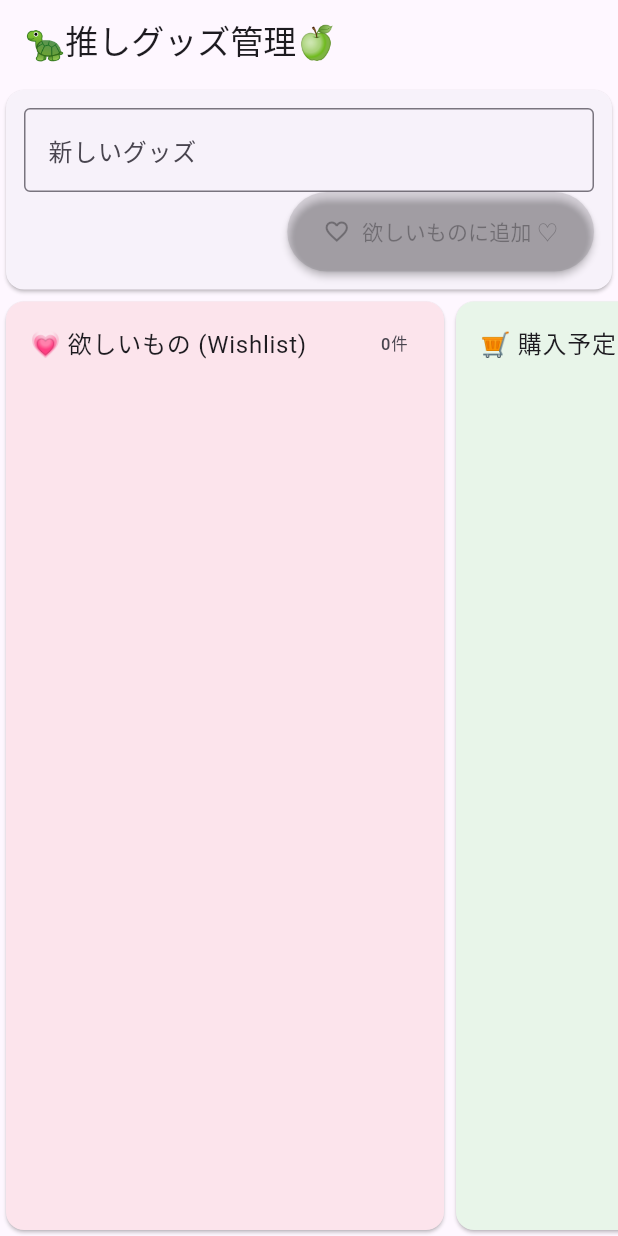
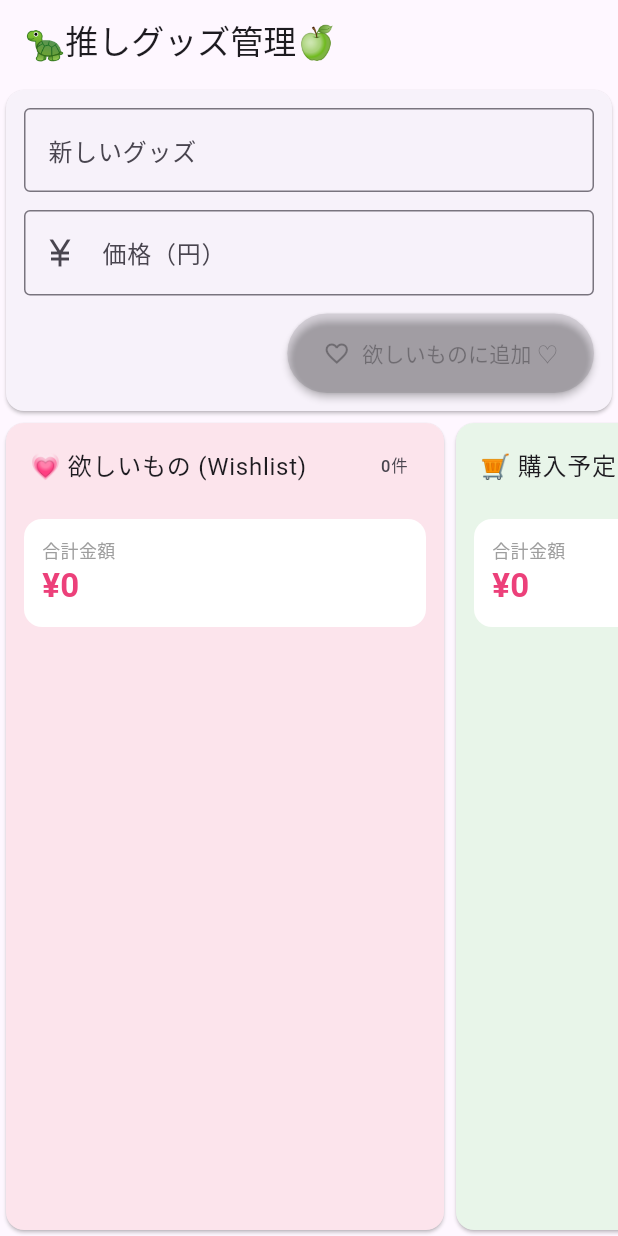
Before and after one commit to YMyutsu/kanban, a Flutter app: the screen it shows after launch, on a phone screen of 412 x 824 dp. Run offline on Flutter 3.47's test engine with Material 3 defaults, Android fonts, the phone set to English and light mode, and no system bars; our stand-ins replace shared_preferences.

Commit message:
Update Kanban

```diff
--- a/lib/model.dart
+++ b/lib/model.dart
@@ -1,5 +1,7 @@
 class Task {
   String title;
   int status; // 0:欲しいもの 1:購入予定 2:ゲット済み
-  Task(this.title, [this.status = 0]);
+  int price;  // グッズの価格
+
+  Task(this.title, [this.status = 0, this.price = 0]);
 }
--- a/lib/view.dart
+++ b/lib/view.dart
@@ -1,6 +1,8 @@
 import 'package:flutter/material.dart';
 import 'model.dart';
 import 'view_model.dart';
+import 'package:intl/intl.dart';
+
 
 final names = ['💗 欲しいもの (Wishlist)', '🛒 購入予定 (To Buy)', '🎁 ゲット済み (Got It)'];
 final labels = ['欲しいもの', '購入予定', 'ゲット済み'];
@@ -16,10 +18,15 @@ class KanbanView extends StatefulWidget {
 
 class _KanbanViewState extends State<KanbanView> {
   final input = TextEditingController();
+  final priceInput = TextEditingController();
 
   void add() {
-    widget.vm.add(input.text);
+    final price = int.tryParse(priceInput.text) ?? 0;
+
+    widget.vm.add(input.text, price);
+
     input.clear();
+    priceInput.clear();
   }
     Future<void> edit(Task t) async {
     var text = t.title;
@@ -65,7 +72,24 @@ class _KanbanViewState extends State<KanbanView> {
 
     return Card(child: ListTile(
       title: Text(t.title),
-      subtitle: buttons,
+      subtitle: Column(
+        crossAxisAlignment: CrossAxisAlignment.start,
+        children: [
+          SizedBox(height: 8),
+
+          Text(
+            '¥${NumberFormat('#,###').format(t.price)}',
+            style: TextStyle(
+              fontSize: 18,
+              fontWeight: FontWeight.bold,
+              color: Colors.pink.shade400,
+            ),
+          ),
+
+          SizedBox(height: 8),
+          buttons,
+        ],
+      ),
       trailing: Row(mainAxisSize: MainAxisSize.min, children: [
         IconButton(
           icon: Icon(Icons.edit),
@@ -85,6 +109,13 @@ class _KanbanViewState extends State<KanbanView> {
       for (final t in widget.vm.tasks)
         if (t.status == s) taskCard(t),
     ];
+    int totalPrice = 0;
+
+    for (final t in widget.vm.tasks) {
+      if (t.status == s) {
+        totalPrice += t.price;
+      }
+    }
     return SizedBox(
       width: 300,
       child: Card(
@@ -94,7 +125,43 @@ class _KanbanViewState extends State<KanbanView> {
             title: Text(names[s]),
             trailing: Text('${cards.length}件'),
           ),
-          Expanded(child: ListView(children: cards)),
+
+          Padding(
+            padding: EdgeInsets.symmetric(
+              horizontal: 12,
+              vertical: 8,
+            ),
+            child: Container(
+              width: double.infinity,
+              padding: EdgeInsets.all(12),
+              decoration: BoxDecoration(
+                color: Colors.white,
+                borderRadius: BorderRadius.circular(12),
+              ),
+              child: Column(
+                crossAxisAlignment: CrossAxisAlignment.start,
+                children: [
+                  Text(
+                    '合計金額',
+                    style: TextStyle(
+                      fontSize: 12,
+                      color: Colors.grey,
+                    ),
+                  ),
+                  Text(
+                    '¥${NumberFormat('#,###').format(totalPrice)}',
+                    style: TextStyle(
+                      fontSize: 22,
+                      fontWeight: FontWeight.bold,
+                      color: Colors.pink.shade400,
+                    ),
+                  ),
+                ],
+              ),
+            ),
+          ),
+
+Expanded(child: ListView(children: cards)),
         ]),
       ),
     );
@@ -103,6 +170,7 @@ class _KanbanViewState extends State<KanbanView> {
   @override
   void dispose() {
     input.dispose();
+    priceInput.dispose();
     super.dispose();
   }
 
@@ -116,6 +184,18 @@ class _KanbanViewState extends State<KanbanView> {
         border: OutlineInputBorder(),
       ),
     );
+
+    final priceField = TextField(
+      controller: priceInput,
+      keyboardType: TextInputType.number,
+      decoration: InputDecoration(
+        labelText: '価格（円）',
+        hintText: '例：1200',
+        prefixIcon: Icon(Icons.currency_yen),
+        border: OutlineInputBorder(),
+      ),
+    );
+
 
 
     final button = ValueListenableBuilder(
@@ -143,7 +223,13 @@ class _KanbanViewState extends State<KanbanView> {
       padding: EdgeInsets.all(12),
       child: Column(children: [
         field,
-        Align(alignment: Alignment.centerRight, child: button),
+        SizedBox(height: 12),
+        priceField,
+        SizedBox(height: 12),
+        Align(
+          alignment: Alignment.centerRight,
+          child: button,
+        ),
       ]),
     ));
     final board = ListenableBuilder(
--- a/pubspec.yaml
+++ b/pubspec.yaml
@@ -9,6 +9,7 @@ environment:
 dependencies:
   flutter:
     sdk: flutter
+  intl: ^0.20.3
   shared_preferences: ^2.5.6
 
 dev_dependencies:
```
Also changed, not shown: lib/view_model.dart (+13 -4 lines), pubspec.lock.
